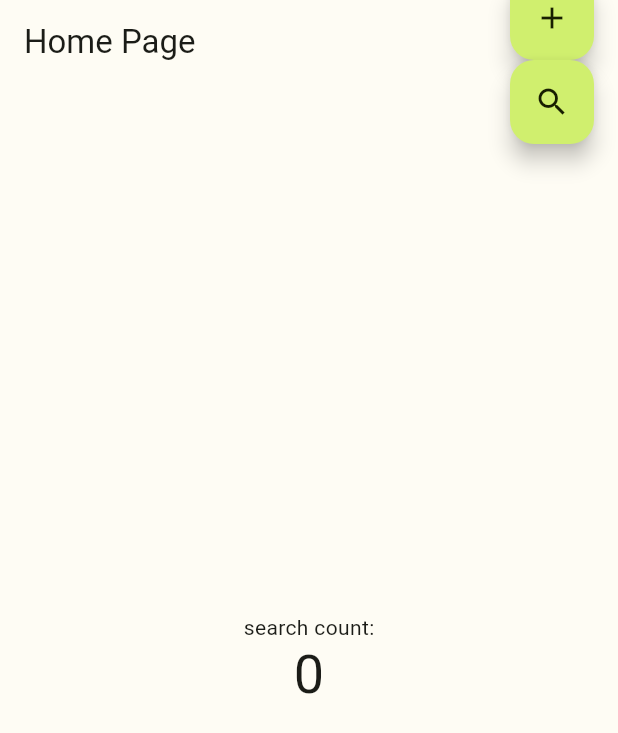
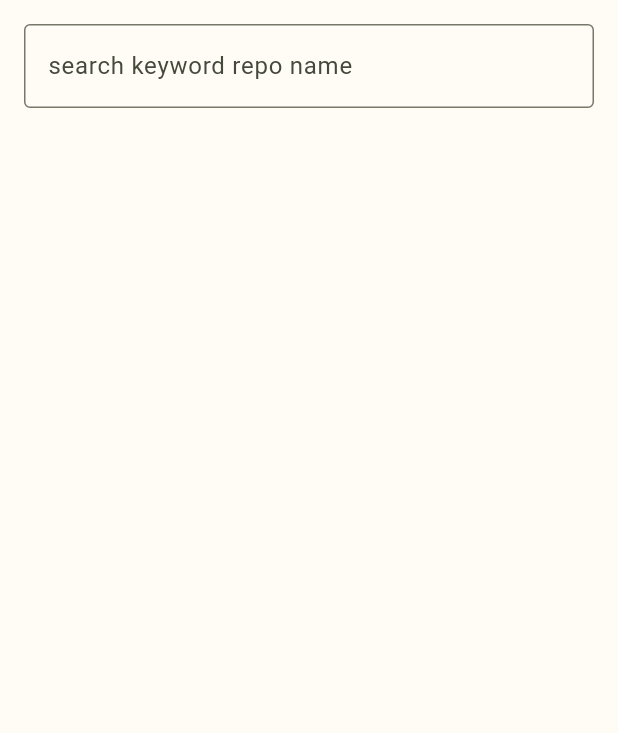
Before and after one commit to LeoAndo/flutter_github_search, a Flutter app: the screen it shows after launch, on a phone screen of 412 x 824 dp. Shown: the top 733 px of the screen. Run offline on Flutter 3.47's test engine with Material 2 defaults, Android fonts, the phone set to English and light mode, and no system bars; drawn by our look-alikes of dynamic_color; our stand-ins replace flutter_riverpod, freezed_annotation, logger.

Commit message:
検索画面の実装1

```diff
--- /dev/null
+++ b/analyze_result.txt
@@ -0,0 +1,2 @@
+Analyzing flutter_github_search...
+No issues found! (ran in 1.5s)
--- /dev/null
+++ b/format_result.txt
@@ -0,0 +1 @@
+Formatted 27 files (0 changed) in 0.53 seconds.
--- a/lib/main.dart
+++ b/lib/main.dart
@@ -4,15 +4,11 @@ import 'package:flutter/material.dart';
 // Package imports:
 import 'package:dynamic_color/dynamic_color.dart';
 import 'package:flutter_riverpod/flutter_riverpod.dart';
-import 'package:logger/logger.dart';
 
 // Project imports:
-import 'package:flutter_github_search/ui/search/search_state_notifier.dart';
-import 'domain/exception/api_exceptions.dart';
+import 'package:flutter_github_search/ui/search/search_screen.dart';
 import 'ui/theme/color_schemes.dart';
 import 'ui/theme/custom_color.dart';
-
-// import 'data/api/github_api.dart';
 
 void main() {
   runApp(const ProviderScope(child: MyApp()));
@@ -44,6 +40,7 @@ class MyApp extends StatelessWidget {
 
         return MaterialApp(
           title: 'Github Search App',
+          debugShowCheckedModeBanner: false,
           theme: ThemeData(
             useMaterial3: true,
             colorScheme: lightScheme,
@@ -54,81 +51,9 @@ class MyApp extends StatelessWidget {
             colorScheme: darkScheme,
             extensions: [darkCustomColors],
           ),
-          home: const MyHomePage(title: 'Home Page'),
+          home: const SearchScreen(title: 'Home Page'),
         );
       },
     );
   }
 }
-
-class MyHomePage extends ConsumerStatefulWidget {
-  const MyHomePage({super.key, required this.title});
-  final String title;
-
-  @override
-  ConsumerState<ConsumerStatefulWidget> createState() => _MyHomePageState();
-}
-
-class _MyHomePageState extends ConsumerState<MyHomePage> {
-  int _counter = 0;
-
-  void _countUp() {
-    setState(() {
-      _counter++;
-    });
-  }
-
-  @override
-  Widget build(BuildContext context) {
-    final uiState = ref.watch(searchStateNotifierProvider);
-    uiState.when(
-      data: (repositories) {
-        Logger().d('ando data ${repositories.first.ownerName}');
-      },
-      error: (ApiException apiException) {
-        Logger().d('ando error message ${apiException.message}');
-      },
-      initial: () {
-        Logger().d('ando initial');
-      },
-      loading: () {
-        Logger().d('ando loading');
-      },
-    );
-    return Scaffold(
-      appBar: AppBar(
-        title: Text(widget.title),
-      ),
-      body: Center(
-        child: Column(
-          mainAxisAlignment: MainAxisAlignment.center,
-          children: <Widget>[
-            const Text(
-              'search count:',
-            ),
-            Text(
-              '$_counter',
-              style: Theme.of(context).textTheme.displaySmall,
-            ),
-          ],
-        ),
-      ),
-      floatingActionButton: Column(
-        children: [
-          FloatingActionButton(
-            onPressed: _countUp,
-            tooltip: 'add',
-            child: const Icon(Icons.add),
-          ),
-          FloatingActionButton(
-            onPressed: () => ref
-                .read(searchStateNotifierProvider.notifier)
-                .searchRepositories(),
-            tooltip: 'Search',
-            child: const Icon(Icons.search),
-          ),
-        ],
-      ), // This trailing comma makes auto-formatting nicer for build methods.
-    );
-  }
-}
--- /dev/null
+++ b/lib/ui/search/search_screen.dart
@@ -0,0 +1,132 @@
+// Flutter imports:
+import 'package:flutter/material.dart';
+
+// Package imports:
+import 'package:flutter_riverpod/flutter_riverpod.dart';
+import 'package:logger/logger.dart';
+
+// Project imports:
+import 'package:flutter_github_search/domain/model/repository_summary.dart';
+import 'package:flutter_github_search/ui/components/loading_view.dart';
+import '../../domain/exception/api_exceptions.dart';
+import '../components/error_view.dart';
+import 'search_state_notifier.dart';
+
+class SearchScreen extends ConsumerStatefulWidget {
+  const SearchScreen({super.key, required this.title});
+  final String title;
+
+  @override
+  ConsumerState<ConsumerStatefulWidget> createState() => _SearchScreenState();
+}
+
+class _SearchScreenState extends ConsumerState<SearchScreen> {
+  final TextEditingController _textEditingController = TextEditingController();
+
+  @override
+  void dispose() {
+    super.dispose();
+    _textEditingController.dispose();
+  }
+
+  @override
+  Widget build(BuildContext context) {
+    return Scaffold(body: _buildBody(context, ref));
+  }
+
+  Widget _buildBody(BuildContext context, WidgetRef ref) {
+    final uiState = ref.watch(searchStateNotifierProvider);
+    return uiState.when(
+      data: (repositories) => _buildBaseBody(
+          child: _buildListView(
+            repositories: repositories,
+            onTap: (repository) {
+              Logger().d('ando onTap: ${repository.id}');
+            },
+          ),
+          onFieldSubmitted: (String value) {
+            ref
+                .read(searchStateNotifierProvider.notifier)
+                .searchRepositories(query: value);
+          }),
+      error: (ApiException e) {
+        return _buildBaseBody(
+            child: ErrorView(
+              message: e.message,
+              onReload: () {
+                ref
+                    .read(searchStateNotifierProvider.notifier)
+                    .searchRepositories(query: _textEditingController.text);
+              },
+            ),
+            onFieldSubmitted: (String value) {
+              ref
+                  .read(searchStateNotifierProvider.notifier)
+                  .searchRepositories(query: value);
+            });
+      },
+      initial: () => _buildBaseBody(
+          child: _buildListView(
+            repositories: [],
+            onTap: (_) {},
+          ),
+          onFieldSubmitted: (String value) {
+            ref
+                .read(searchStateNotifierProvider.notifier)
+                .searchRepositories(query: value);
+          }),
+      loading: () {
+        return _buildBaseBody(
+          child: const LoadingView(),
+          onFieldSubmitted: (_) {},
+        );
+      },
+    );
+  }
+
+  Widget _buildBaseBody(
+      {required ValueChanged<String> onFieldSubmitted, required Widget child}) {
+    return SafeArea(
+        child: Padding(
+      padding: const EdgeInsets.all(16),
+      child: Column(
+        children: <Widget>[
+          TextFormField(
+            controller: _textEditingController,
+            onFieldSubmitted: (value) {
+              onFieldSubmitted(value);
+            },
+            decoration: const InputDecoration(
+              border: OutlineInputBorder(),
+              labelText: 'search keyword repo name',
+            ),
+          ),
+          child,
+        ],
+      ),
+    ));
+  }
+
+  Widget _buildListView({
+    required List<RepositorySummary> repositories,
+    required Function(RepositorySummary repository) onTap,
+  }) {
+    return repositories.isEmpty
+        ? Container()
+        : Expanded(
+            child: ListView.builder(
+                itemCount: repositories.length,
+                itemBuilder: (BuildContext context, int index) {
+                  final repository = repositories[index];
+                  return Card(
+                    child: InkWell(
+                        onTap: () => onTap(repository),
+                        child: ListTile(
+                          title: Text(repository.ownerName),
+                          subtitle: Text(repository.name),
+                          contentPadding: const EdgeInsets.all(8),
+                        )),
+                  );
+                }));
+  }
+}
```
Also changed, not shown: lib/ui/components/error_view.dart (added, +35 -0 lines), lib/ui/components/loading_view.dart (added, +18 -0 lines), lib/ui/search/search_state_notifier.dart (+3 -5 lines), test_result.txt (added, +7 -0 lines), 1 other file.
